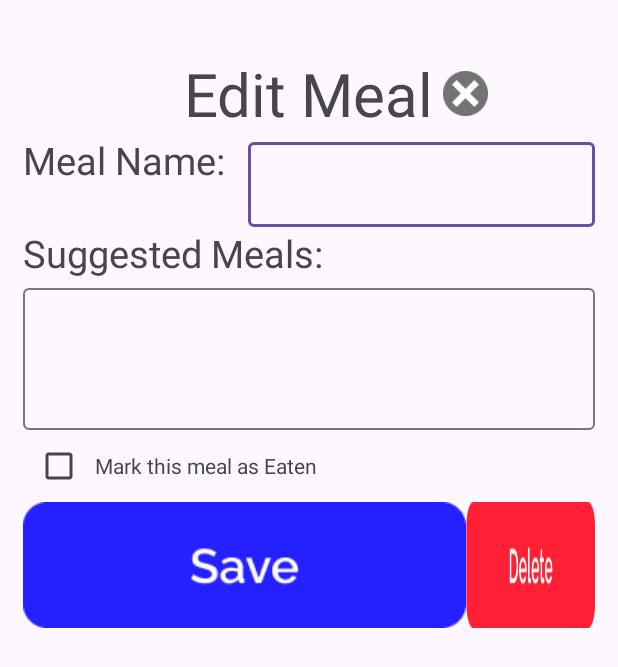
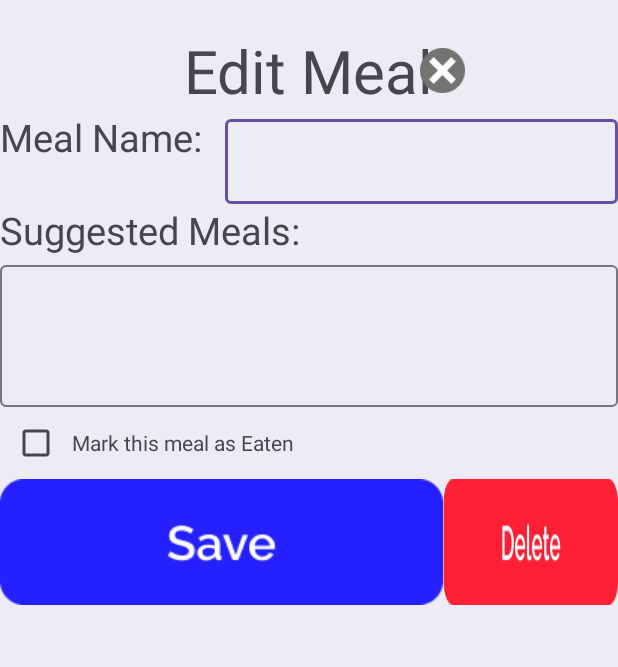
Before and after one commit to azullstrom/eldercare-app, an Android app: the layout activity_meal_calendar_edit.xml on its own in the app's theme, with its tools: preview values and no code run, on a phone screen of 412 x 824 dp. Shown: the top 667 px of the screen. Run offline under Robolectric (Android 15) with nearby library versions, the phone set to English and light mode, and no system bars.

Commit message:
minor changes

```diff
--- a/app/src/main/res/layout/activity_meal_calendar.xml
+++ b/app/src/main/res/layout/activity_meal_calendar.xml
@@ -9,8 +9,7 @@
     <LinearLayout
         android:layout_width="match_parent"
         android:layout_height="match_parent"
-        android:orientation="vertical"
->
+        android:orientation="vertical">
         <LinearLayout
             android:layout_width="match_parent"
             android:layout_height="wrap_content">
--- a/app/src/main/res/layout/activity_meal_calendar_edit.xml
+++ b/app/src/main/res/layout/activity_meal_calendar_edit.xml
@@ -4,12 +4,12 @@
     xmlns:tools="http://schemas.android.com/tools"
     android:layout_width="match_parent"
     android:layout_height="match_parent"
-    tools:context=".MealCalendarEdit"
-    android:padding="15dp">
+    tools:context=".MealCalendarEdit">
     <LinearLayout
         android:layout_width="match_parent"
         android:layout_height="match_parent"
-        android:orientation="vertical">
+        android:orientation="vertical"
+        android:background="#edecf4">
         <RelativeLayout
             android:layout_width="match_parent"
             android:layout_height="wrap_content"
--- a/app/src/main/res/layout/activity_mealcalendar_add.xml
+++ b/app/src/main/res/layout/activity_mealcalendar_add.xml
@@ -8,6 +8,7 @@
     <LinearLayout
         android:layout_width="match_parent"
         android:layout_height="match_parent"
+        android:background="#edecf4"
         android:orientation="vertical">
         <TextView
             android:layout_width="wrap_content"
```
